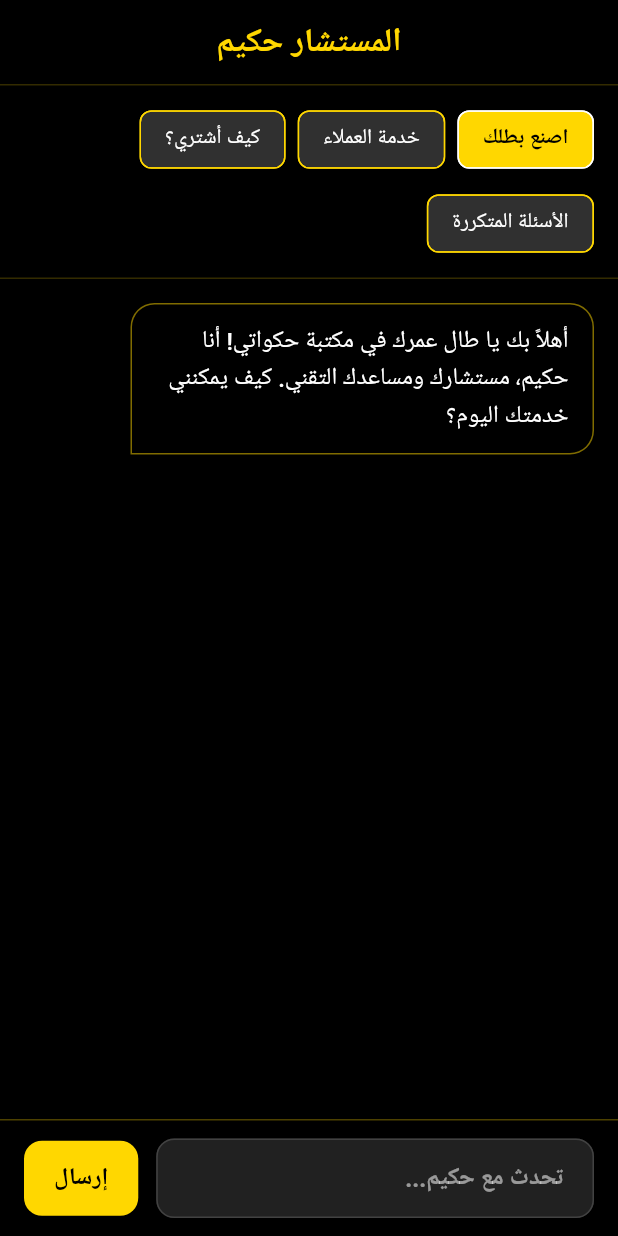
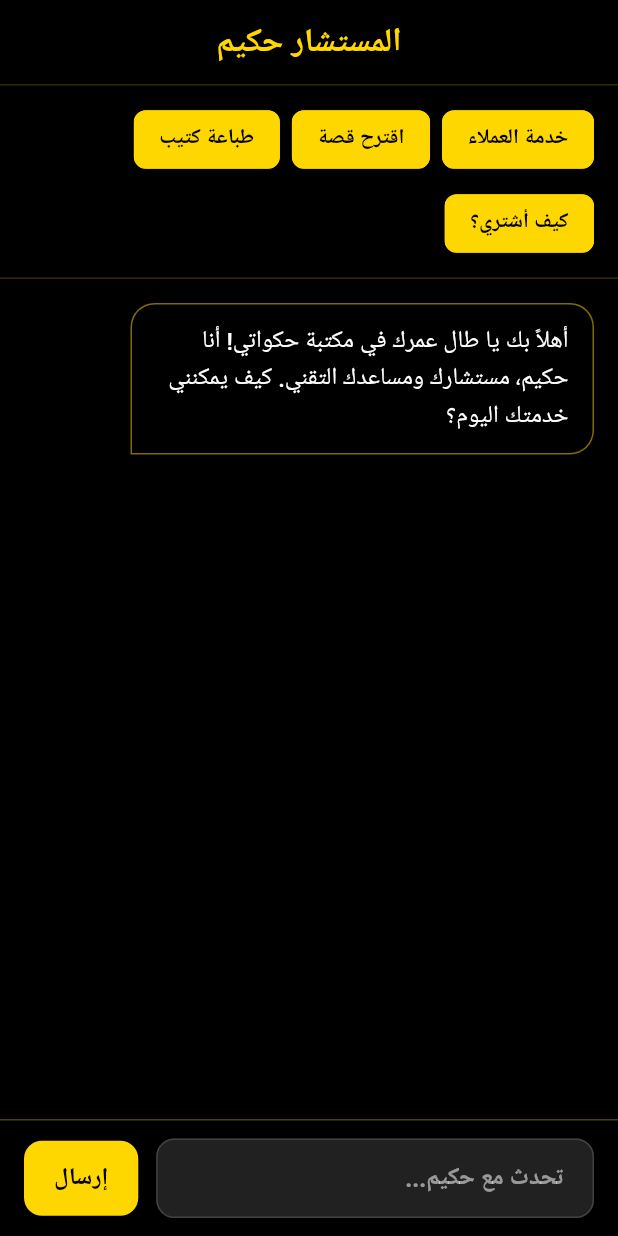
Before and after one commit to trkiorbit/Hikayati.com, a Flutter app: the HakeemChatScreen screen opened by its route, on a phone screen of 412 x 824 dp. Run offline on Flutter 3.47's test engine with Material 3 defaults, Android fonts, the phone set to English and light mode, and no system bars; our stand-ins replace audioplayers, flutter_dotenv, flutter_riverpod, go_router, google_generative_ai, google_sign_in and 4 more; missing offline and left inert: record; accounts and stored records are empty; Roboto replaces fonts that are missing (Cairo).

```diff
--- a/lib/features/hakeem/screens/hakeem_chat_screen.dart
+++ b/lib/features/hakeem/screens/hakeem_chat_screen.dart
@@ -17,9 +17,10 @@ class _HakeemChatScreenState extends State<HakeemChatScreen> {
   bool _isLoading = false;
 
   final List<Map<String, String>> _quickActions = [
-    {'title': 'خدمة العملاء', 'msg': 'حياك الله في حكواتي، كيف أقدر أخدمك طال عمرك؟'},
-    {'title': 'كيف أشتري؟', 'msg': 'ممكن تشرح لي طريقة الشراء من المتجر؟'},
-    {'title': 'الأسئلة المتكررة', 'msg': 'ما هي أكثر الأسئلة المكررة حول التطبيق؟'},
+    {'title': 'خدمة العملاء', 'msg': 'أحتاج مساعدة بخصوص التطبيق، هل يمكنك توجيهي؟'},
+    {'title': 'اقترح قصة', 'msg': 'حكيم، اقترح لي فكرة قصة مشوقة ومفيدة لطفلي.'},
+    {'title': 'طباعة كتيب', 'msg': 'كيف يمكنني طباعة قصة لطفلي ككتيب حقيقي؟'},
+    {'title': 'كيف أشتري؟', 'msg': 'ممكن تشرح لي طريقة الشراء أو شحن الكريدت؟'},
   ];
 
   @override
@@ -101,14 +102,9 @@ class _HakeemChatScreenState extends State<HakeemChatScreen> {
                 runSpacing: 8,
                 alignment: WrapAlignment.start,
                 children: [
-                  ActionChip(
-                    label: const Text('اصنع بطلك', style: TextStyle(color: AppColors.deepBlack, fontWeight: FontWeight.bold)),
+                  ..._quickActions.map((action) => ActionChip(
+                    label: Text(action['title']!, style: const TextStyle(color: AppColors.deepBlack, fontWeight: FontWeight.bold)),
                     backgroundColor: AppColors.secondary,
-                    onPressed: () => context.push('/avatar-lab'),
-                  ),
-                  ..._quickActions.map((action) => ActionChip(
-                    label: Text(action['title']!, style: const TextStyle(color: Colors.white)),
-                    backgroundColor: Colors.grey[850],
                     side: const BorderSide(color: AppColors.secondary),
                     onPressed: () {
                       _msgController.text = action['msg']!;
```
